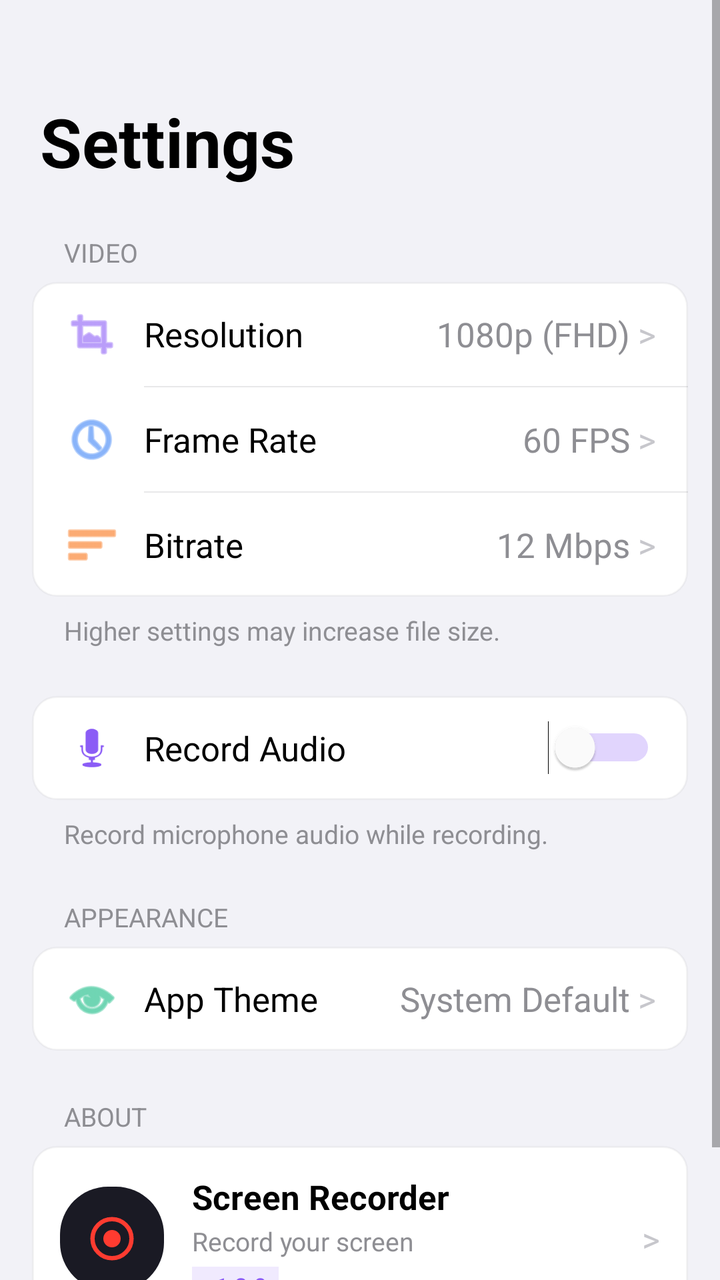
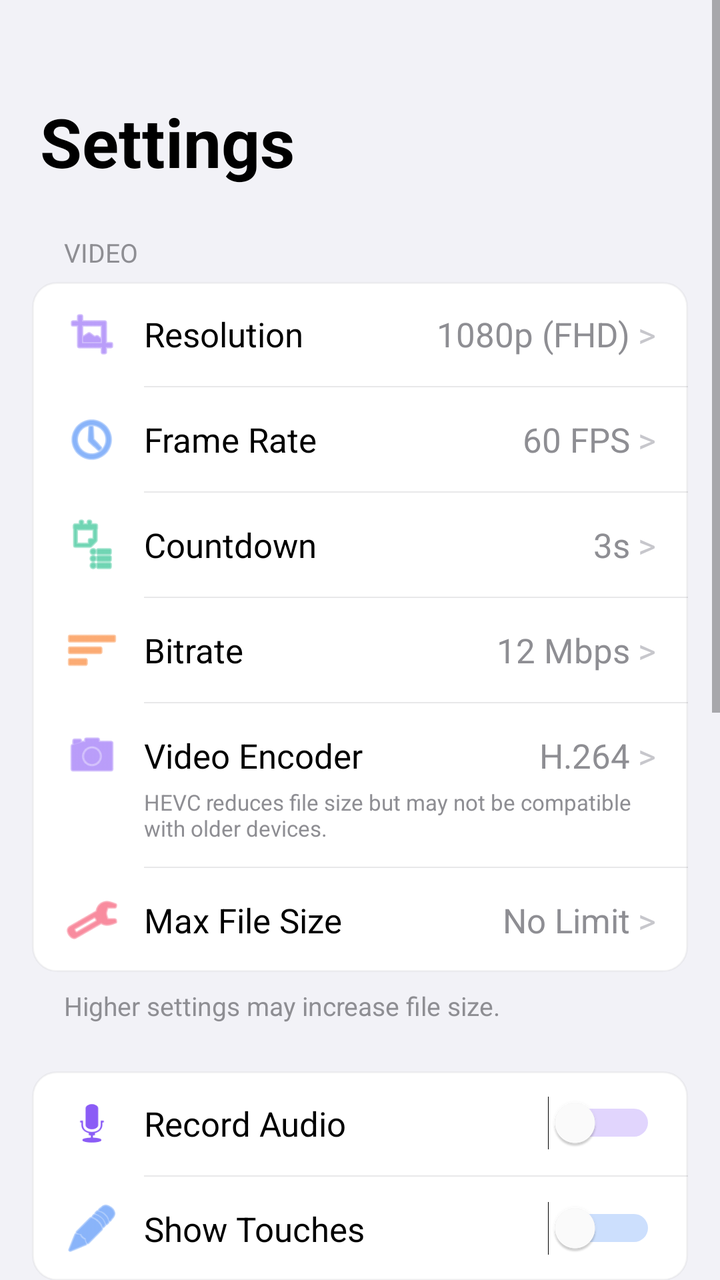

Before-and-after screenshots of an Android layout around one commit, followed by the original layout XML and the change that was made.
<!-- AndroidManifest.xml: application theme Theme.ScreenRecorder -->
<!-- res/layout/fragment_settings.xml -->
<?xml version="1.0" encoding="utf-8"?>
<ScrollView xmlns:android="http://schemas.android.com/apk/res/android"
    xmlns:app="http://schemas.android.com/apk/res-auto"
    android:layout_width="match_parent"
    android:layout_height="match_parent"
    android:background="#F2F2F7"
    android:fillViewport="true">

    <LinearLayout
        android:layout_width="match_parent"
        android:layout_height="wrap_content"
        android:orientation="vertical"
        android:paddingBottom="48dp">

        <TextView
            android:layout_width="wrap_content"
            android:layout_height="wrap_content"
            android:text="Settings"
            android:textColor="#000000"
            android:textSize="34sp"
            android:textStyle="bold"
            android:layout_marginStart="20dp"
            android:layout_marginTop="48dp" />

        
        <TextView
            android:layout_width="wrap_content"
            android:layout_height="wrap_content"
            android:text="VIDEO"
            android:textColor="#8E8E93"
            android:textSize="13sp"
            android:layout_marginStart="32dp"
            android:layout_marginTop="24dp"
            android:layout_marginBottom="6dp" />

        <LinearLayout
            android:layout_width="match_parent"
            android:layout_height="wrap_content"
            android:orientation="vertical"
            android:background="@drawable/bg_stat_card"
            android:layout_marginHorizontal="16dp"
            android:elevation="0dp">
            
            
            <LinearLayout android:id="@+id/row_resolution" android:layout_width="match_parent" android:layout_height="wrap_content" android:orientation="horizontal" android:paddingHorizontal="16dp" android:paddingVertical="12dp" android:gravity="center_vertical" android:background="?actionBarItemBackground">
                <ImageView android:layout_width="28dp" android:layout_height="28dp" android:src="@android:drawable/ic_menu_crop" app:tint="#8B5CF6" />
                <TextView android:layout_width="0dp" android:layout_weight="1" android:layout_height="wrap_content" android:text="Resolution" android:textColor="#000" android:textSize="17sp" android:layout_marginStart="12dp"/>
                <TextView android:id="@+id/val_resolution" android:layout_width="wrap_content" android:layout_height="wrap_content" android:text="1080p (FHD)" android:textColor="#8E8E93" android:textSize="17sp" android:layout_marginEnd="4dp"/>
                <TextView android:layout_width="wrap_content" android:layout_height="wrap_content" android:text=">" android:textColor="#C7C7CC" android:textSize="17sp"/>
            </LinearLayout>
            <View android:layout_width="match_parent" android:layout_height="0.5dp" android:background="#1E3C3C43" android:layout_marginStart="56dp"/>

            
            <LinearLayout android:id="@+id/row_fps" android:layout_width="match_parent" android:layout_height="wrap_content" android:orientation="horizontal" android:paddingHorizontal="16dp" android:paddingVertical="12dp" android:gravity="center_vertical" android:background="?actionBarItemBackground">
                <ImageView android:layout_width="28dp" android:layout_height="28dp" android:src="@android:drawable/ic_menu_recent_history" app:tint="#3B82F6"/>
                <TextView android:layout_width="0dp" android:layout_weight="1" android:layout_height="wrap_content" android:text="Frame Rate" android:textColor="#000" android:textSize="17sp" android:layout_marginStart="12dp"/>
                <TextView android:id="@+id/val_fps" android:layout_width="wrap_content" android:layout_height="wrap_content" android:text="60 FPS" android:textColor="#8E8E93" android:textSize="17sp" android:layout_marginEnd="4dp"/>
                <TextView android:layout_width="wrap_content" android:layout_height="wrap_content" android:text=">" android:textColor="#C7C7CC" android:textSize="17sp"/>
            </LinearLayout>
            <View android:layout_width="match_parent" android:layout_height="0.5dp" android:background="#1E3C3C43" android:layout_marginStart="56dp"/>

            
            <LinearLayout android:id="@+id/row_bitrate" android:layout_width="match_parent" android:layout_height="wrap_content" android:orientation="horizontal" android:paddingHorizontal="16dp" android:paddingVertical="12dp" android:gravity="center_vertical" android:background="?actionBarItemBackground">
                <ImageView android:layout_width="28dp" android:layout_height="28dp" android:src="@android:drawable/ic_menu_sort_by_size" app:tint="#F97316"/>
                <TextView android:layout_width="0dp" android:layout_weight="1" android:layout_height="wrap_content" android:text="Bitrate" android:textColor="#000" android:textSize="17sp" android:layout_marginStart="12dp"/>
                <TextView android:id="@+id/val_bitrate" android:layout_width="wrap_content" android:layout_height="wrap_content" android:text="12 Mbps" android:textColor="#8E8E93" android:textSize="17sp" android:layout_marginEnd="4dp"/>
                <TextView android:layout_width="wrap_content" android:layout_height="wrap_content" android:text=">" android:textColor="#C7C7CC" android:textSize="17sp"/>
            </LinearLayout>
        </LinearLayout>
        
        <TextView
            android:layout_width="wrap_content"
            android:layout_height="wrap_content"
            android:text="Higher settings may increase file size."
            android:textColor="#8E8E93"
            android:textSize="13sp"
            android:layout_marginStart="32dp"
            android:layout_marginTop="8dp" />

        <LinearLayout
            android:layout_width="match_parent"
            android:layout_height="wrap_content"
            android:orientation="vertical"
            android:background="@drawable/bg_stat_card"
            android:layout_marginHorizontal="16dp"
            android:layout_marginTop="24dp">
            
            <LinearLayout android:id="@+id/row_mic" android:layout_width="match_parent" android:layout_height="wrap_content" android:orientation="horizontal" android:paddingHorizontal="16dp" android:paddingVertical="12dp" android:gravity="center_vertical" android:background="?actionBarItemBackground">
                <ImageView android:layout_width="28dp" android:layout_height="28dp" android:src="@android:drawable/ic_btn_speak_now" app:tint="#8B5CF6"/>
                <TextView android:layout_width="0dp" android:layout_weight="1" android:layout_height="wrap_content" android:text="Record Audio" android:textColor="#000" android:textSize="17sp" android:layout_marginStart="12dp"/>
                <Switch android:id="@+id/switch_mic" android:layout_width="wrap_content" android:layout_height="wrap_content" android:thumbTint="#FFFFFF" android:trackTint="#8B5CF6" />
            </LinearLayout>
        </LinearLayout>
        
        <TextView
            android:layout_width="wrap_content"
            android:layout_height="wrap_content"
            android:text="Record microphone audio while recording."
            android:textColor="#8E8E93"
            android:textSize="13sp"
            android:layout_marginStart="32dp"
            android:layout_marginTop="8dp" />

        <TextView
            android:layout_width="wrap_content"
            android:layout_height="wrap_content"
            android:text="APPEARANCE"
            android:textColor="#8E8E93"
            android:textSize="13sp"
            android:layout_marginStart="32dp"
            android:layout_marginTop="24dp"
            android:layout_marginBottom="6dp" />

        <LinearLayout
            android:layout_width="match_parent"
            android:layout_height="wrap_content"
            android:orientation="vertical"
            android:background="@drawable/bg_stat_card"
            android:layout_marginHorizontal="16dp"
            android:elevation="0dp">
            
            <LinearLayout android:id="@+id/row_theme" android:layout_width="match_parent" android:layout_height="wrap_content" android:orientation="horizontal" android:paddingHorizontal="16dp" android:paddingVertical="12dp" android:gravity="center_vertical" android:background="?actionBarItemBackground">
                <ImageView android:layout_width="28dp" android:layout_height="28dp" android:src="@android:drawable/ic_menu_view" app:tint="#10B981" />
                <TextView android:layout_width="0dp" android:layout_weight="1" android:layout_height="wrap_content" android:text="App Theme" android:textColor="#000" android:textSize="17sp" android:layout_marginStart="12dp"/>
                <TextView android:id="@+id/val_theme" android:layout_width="wrap_content" android:layout_height="wrap_content" android:text="System Default" android:textColor="#8E8E93" android:textSize="17sp" android:layout_marginEnd="4dp"/>
                <TextView android:layout_width="wrap_content" android:layout_height="wrap_content" android:text=">" android:textColor="#C7C7CC" android:textSize="17sp"/>
            </LinearLayout>
        </LinearLayout>

        
        <TextView
            android:layout_width="wrap_content"
            android:layout_height="wrap_content"
            android:text="ABOUT"
            android:textColor="#8E8E93"
            android:textSize="13sp"
            android:layout_marginStart="32dp"
            android:layout_marginTop="24dp"
            android:layout_marginBottom="6dp" />

        <LinearLayout
            android:layout_width="match_parent"
            android:layout_height="wrap_content"
            android:orientation="horizontal"
            android:layout_marginHorizontal="16dp"
            android:background="@drawable/bg_stat_card"
            android:padding="14dp"
            android:gravity="center_vertical">
            <FrameLayout
                android:layout_width="52dp"
                android:layout_height="52dp"
                android:background="@drawable/bg_stats_dark"
                android:layout_marginEnd="14dp">
                <ImageView
                    android:layout_width="26dp"
                    android:layout_height="26dp"
                    android:src="@drawable/ic_record_circle"
                    android:layout_gravity="center"
                    app:tint="#FF3B30" />
            </FrameLayout>
            <LinearLayout
                android:layout_width="0dp"
                android:layout_weight="1"
                android:layout_height="wrap_content"
                android:orientation="vertical">
                <TextView android:layout_width="wrap_content" android:layout_height="wrap_content" android:text="Screen Recorder" android:textColor="#000" android:textStyle="bold" android:textSize="17sp" />
                <TextView android:layout_width="wrap_content" android:layout_height="wrap_content" android:text="Record your screen" android:textColor="#8E8E93" android:textSize="13sp" android:layout_marginTop="2dp" />
                <TextView android:layout_width="wrap_content" android:layout_height="wrap_content" android:text="v1.2.0" android:textColor="#8B5CF6" android:background="#208B5CF6" android:paddingHorizontal="6dp" android:paddingVertical="2dp" android:textSize="11sp" android:layout_marginTop="4dp" android:textStyle="bold" />
            </LinearLayout>
             <TextView android:layout_width="wrap_content" android:layout_height="wrap_content" android:text=">" android:textColor="#C7C7CC" android:textSize="17sp"/>
        </LinearLayout>

        <Switch android:id="@+id/switch_sys_audio" android:layout_width="wrap_content" android:layout_height="wrap_content" android:visibility="gone" />
        <View android:id="@+id/row_format" android:layout_width="1dp" android:layout_height="1dp" android:visibility="gone"/>
        <TextView android:id="@+id/val_format" android:layout_width="wrap_content" android:layout_height="wrap_content" android:visibility="gone" />
    </LinearLayout>
</ScrollView>
<!-- resources referenced by this layout -->
<resources>
  <!-- drawable bg_stat_card (drawable) -->
  <?xml version="1.0" encoding="utf-8"?>
  <shape xmlns:android="http://schemas.android.com/apk/res/android"
      android:shape="rectangle">
      <corners android:radius="12dp" />
      <solid android:color="#FFFFFF" />
      <stroke android:width="1dp" android:color="#0A000000" />
  </shape>
  <!-- drawable bg_stats_dark (drawable) -->
  <?xml version="1.0" encoding="utf-8"?>
  <shape xmlns:android="http://schemas.android.com/apk/res/android"
      android:shape="rectangle">
      <corners android:radius="24dp" />
      <solid android:color="#1A1A24" />
  </shape>
  <!-- drawable ic_record_circle (drawable) -->
  <vector xmlns:android="http://schemas.android.com/apk/res/android"
      android:width="24dp"
      android:height="24dp"
      android:viewportWidth="24.0"
      android:viewportHeight="24.0">
      <path
          android:fillColor="#00000000"
          android:pathData="M12,12m-9,0a9,9 0,1 1,18 0a9,9 0,1 1,-18 0"
          android:strokeWidth="2"
          android:strokeColor="#FFFFFF"/>
      <path
          android:fillColor="#FFFFFF"
          android:pathData="M12,12m-4,0a4,4 0,1 1,8 0a4,4 0,1 1,-8 0"/>
  </vector>
  <style name="Theme.ScreenRecorder" parent="Theme.MaterialComponents.DayNight.NoActionBar">
          <item name="colorPrimary">@color/blue_ios</item>
          <item name="colorPrimaryDark">@color/black</item>
          <item name="colorAccent">@color/red_record</item>
          <item name="android:windowBackground">@color/black</item>
          <item name="android:navigationBarColor">@color/black</item>
          <item name="android:statusBarColor">@color/black</item>
          <item name="android:textColorPrimary">@color/white</item>
      </style>
  <color name="blue_ios">#0A84FF</color>
  <color name="black">#000000</color>
  <color name="red_record">#FF3B30</color>
  <color name="white">#FFFFFF</color>
</resources>

<!-- the commit's change to res/layout/fragment_settings.xml (unified diff, before → after) -->
@@ -60,12 +60,42 @@
             <View android:layout_width="match_parent" android:layout_height="0.5dp" android:background="#1E3C3C43" android:layout_marginStart="56dp"/>
 
             
+            <LinearLayout android:id="@+id/row_countdown" android:layout_width="match_parent" android:layout_height="wrap_content" android:orientation="horizontal" android:paddingHorizontal="16dp" android:paddingVertical="12dp" android:gravity="center_vertical" android:background="?actionBarItemBackground">
+                <ImageView android:layout_width="28dp" android:layout_height="28dp" android:src="@android:drawable/ic_menu_agenda" app:tint="#10B981"/>
+                <TextView android:layout_width="0dp" android:layout_weight="1" android:layout_height="wrap_content" android:text="Countdown" android:textColor="#000" android:textSize="17sp" android:layout_marginStart="12dp"/>
+                <TextView android:id="@+id/val_countdown" android:layout_width="wrap_content" android:layout_height="wrap_content" android:text="3s" android:textColor="#8E8E93" android:textSize="17sp" android:layout_marginEnd="4dp"/>
+                <TextView android:layout_width="wrap_content" android:layout_height="wrap_content" android:text=">" android:textColor="#C7C7CC" android:textSize="17sp"/>
+            </LinearLayout>
+            <View android:layout_width="match_parent" android:layout_height="0.5dp" android:background="#1E3C3C43" android:layout_marginStart="56dp"/>
+
+            
             <LinearLayout android:id="@+id/row_bitrate" android:layout_width="match_parent" android:layout_height="wrap_content" android:orientation="horizontal" android:paddingHorizontal="16dp" android:paddingVertical="12dp" android:gravity="center_vertical" android:background="?actionBarItemBackground">
                 <ImageView android:layout_width="28dp" android:layout_height="28dp" android:src="@android:drawable/ic_menu_sort_by_size" app:tint="#F97316"/>
                 <TextView android:layout_width="0dp" android:layout_weight="1" android:layout_height="wrap_content" android:text="Bitrate" android:textColor="#000" android:textSize="17sp" android:layout_marginStart="12dp"/>
                 <TextView android:id="@+id/val_bitrate" android:layout_width="wrap_content" android:layout_height="wrap_content" android:text="12 Mbps" android:textColor="#8E8E93" android:textSize="17sp" android:layout_marginEnd="4dp"/>
                 <TextView android:layout_width="wrap_content" android:layout_height="wrap_content" android:text=">" android:textColor="#C7C7CC" android:textSize="17sp"/>
             </LinearLayout>
+            <View android:layout_width="match_parent" android:layout_height="0.5dp" android:background="#1E3C3C43" android:layout_marginStart="56dp"/>
+
+            
+            <LinearLayout android:id="@+id/row_encoder" android:layout_width="match_parent" android:layout_height="wrap_content" android:orientation="vertical" android:paddingHorizontal="16dp" android:paddingVertical="12dp" android:background="?actionBarItemBackground">
+                <LinearLayout android:layout_width="match_parent" android:layout_height="wrap_content" android:orientation="horizontal" android:gravity="center_vertical">
+                    <ImageView android:layout_width="28dp" android:layout_height="28dp" android:src="@android:drawable/ic_menu_camera" app:tint="#8B5CF6"/>
+                    <TextView android:layout_width="0dp" android:layout_weight="1" android:layout_height="wrap_content" android:text="Video Encoder" android:textColor="#000" android:textSize="17sp" android:layout_marginStart="12dp"/>
+                    <TextView android:id="@+id/val_encoder" android:layout_width="wrap_content" android:layout_height="wrap_content" android:text="H.264" android:textColor="#8E8E93" android:textSize="17sp" android:layout_marginEnd="4dp"/>
+                    <TextView android:layout_width="wrap_content" android:layout_height="wrap_content" android:text=">" android:textColor="#C7C7CC" android:textSize="17sp"/>
+                </LinearLayout>
+                <TextView android:layout_width="match_parent" android:layout_height="wrap_content" android:text="HEVC reduces file size but may not be compatible with older devices." android:textColor="#8E8E93" android:textSize="11sp" android:layout_marginStart="40dp" android:layout_marginTop="2dp" />
+            </LinearLayout>
+            <View android:layout_width="match_parent" android:layout_height="0.5dp" android:background="#1E3C3C43" android:layout_marginStart="56dp"/>
+
+            
+            <LinearLayout android:id="@+id/row_max_file_size" android:layout_width="match_parent" android:layout_height="wrap_content" android:orientation="horizontal" android:paddingHorizontal="16dp" android:paddingVertical="12dp" android:gravity="center_vertical" android:background="?actionBarItemBackground">
+                <ImageView android:layout_width="28dp" android:layout_height="28dp" android:src="@android:drawable/ic_menu_manage" app:tint="#F43F5E"/>
+                <TextView android:layout_width="0dp" android:layout_weight="1" android:layout_height="wrap_content" android:text="Max File Size" android:textColor="#000" android:textSize="17sp" android:layout_marginStart="12dp"/>
+                <TextView android:id="@+id/val_max_file_size" android:layout_width="wrap_content" android:layout_height="wrap_content" android:text="No Limit" android:textColor="#8E8E93" android:textSize="17sp" android:layout_marginEnd="4dp"/>
+                <TextView android:layout_width="wrap_content" android:layout_height="wrap_content" android:text=">" android:textColor="#C7C7CC" android:textSize="17sp"/>
+            </LinearLayout>
         </LinearLayout>
         
         <TextView
@@ -90,12 +120,19 @@
                 <TextView android:layout_width="0dp" android:layout_weight="1" android:layout_height="wrap_content" android:text="Record Audio" android:textColor="#000" android:textSize="17sp" android:layout_marginStart="12dp"/>
                 <Switch android:id="@+id/switch_mic" android:layout_width="wrap_content" android:layout_height="wrap_content" android:thumbTint="#FFFFFF" android:trackTint="#8B5CF6" />
             </LinearLayout>
-        </LinearLayout>
-        
-        <TextView
-            android:layout_width="wrap_content"
-            android:layout_height="wrap_content"
-            android:text="Record microphone audio while recording."
+            <View android:layout_width="match_parent" android:layout_height="0.5dp" android:background="#1E3C3C43" android:layout_marginStart="56dp"/>
+
+            <LinearLayout android:id="@+id/row_show_touches" android:layout_width="match_parent" android:layout_height="wrap_content" android:orientation="horizontal" android:paddingHorizontal="16dp" android:paddingVertical="12dp" android:gravity="center_vertical" android:background="?actionBarItemBackground">
+                <ImageView android:layout_width="28dp" android:layout_height="28dp" android:src="@android:drawable/ic_menu_edit" app:tint="#3B82F6"/>
+                <TextView android:layout_width="0dp" android:layout_weight="1" android:layout_height="wrap_content" android:text="Show Touches" android:textColor="#000" android:textSize="17sp" android:layout_marginStart="12dp"/>
+                <Switch android:id="@+id/switch_show_touches" android:layout_width="wrap_content" android:layout_height="wrap_content" android:thumbTint="#FFFFFF" android:trackTint="#3B82F6" />
+            </LinearLayout>
+        </LinearLayout>
+        
+        <TextView
+            android:layout_width="wrap_content"
+            android:layout_height="wrap_content"
+            android:text="Record microphone audio or show screen touches while recording. (Show Touches requires system modify permission)"
             android:textColor="#8E8E93"
             android:textSize="13sp"
             android:layout_marginStart="32dp"
@@ -170,6 +207,39 @@
              <TextView android:layout_width="wrap_content" android:layout_height="wrap_content" android:text=">" android:textColor="#C7C7CC" android:textSize="17sp"/>
         </LinearLayout>
 
+        <LinearLayout
+            android:id="@+id/row_export_code"
+            android:layout_width="match_parent"
+            android:layout_height="wrap_content"
+            android:orientation="horizontal"
+            android:background="@drawable/bg_stat_card"
+            android:layout_marginHorizontal="16dp"
+            android:layout_marginTop="24dp"
+            android:paddingHorizontal="16dp"
+            android:paddingVertical="12dp"
+            android:gravity="center_vertical"
+            android:elevation="0dp">
+            <ImageView android:layout_width="28dp" android:layout_height="28dp" android:src="@android:drawable/ic_menu_save" app:tint="#3B82F6" />
+            <TextView android:layout_width="0dp" android:layout_weight="1" android:layout_height="wrap_content" android:text="Export Codebase (ZIP)" android:textColor="#000" android:textSize="17sp" android:layout_marginStart="12dp"/>
+        </LinearLayout>
+
+        <LinearLayout
+            android:id="@+id/row_reset_defaults"
+            android:layout_width="match_parent"
+            android:layout_height="wrap_content"
+            android:orientation="horizontal"
+            android:background="@drawable/bg_stat_card"
+            android:layout_marginHorizontal="16dp"
+            android:layout_marginTop="12dp"
+            android:layout_marginBottom="24dp"
+            android:paddingHorizontal="16dp"
+            android:paddingVertical="12dp"
+            android:gravity="center_vertical"
+            android:elevation="0dp">
+            <ImageView android:layout_width="28dp" android:layout_height="28dp" android:src="@android:drawable/ic_menu_revert" app:tint="#EF4444" />
+            <TextView android:layout_width="0dp" android:layout_weight="1" android:layout_height="wrap_content" android:text="Reset to Defaults" android:textColor="#EF4444" android:textSize="17sp" android:layout_marginStart="12dp"/>
+        </LinearLayout>
+
         <Switch android:id="@+id/switch_sys_audio" android:layout_width="wrap_content" android:layout_height="wrap_content" android:visibility="gone" />
         <View android:id="@+id/row_format" android:layout_width="1dp" android:layout_height="1dp" android:visibility="gone"/>
         <TextView android:id="@+id/val_format" android:layout_width="wrap_content" android:layout_height="wrap_content" android:visibility="gone" />
